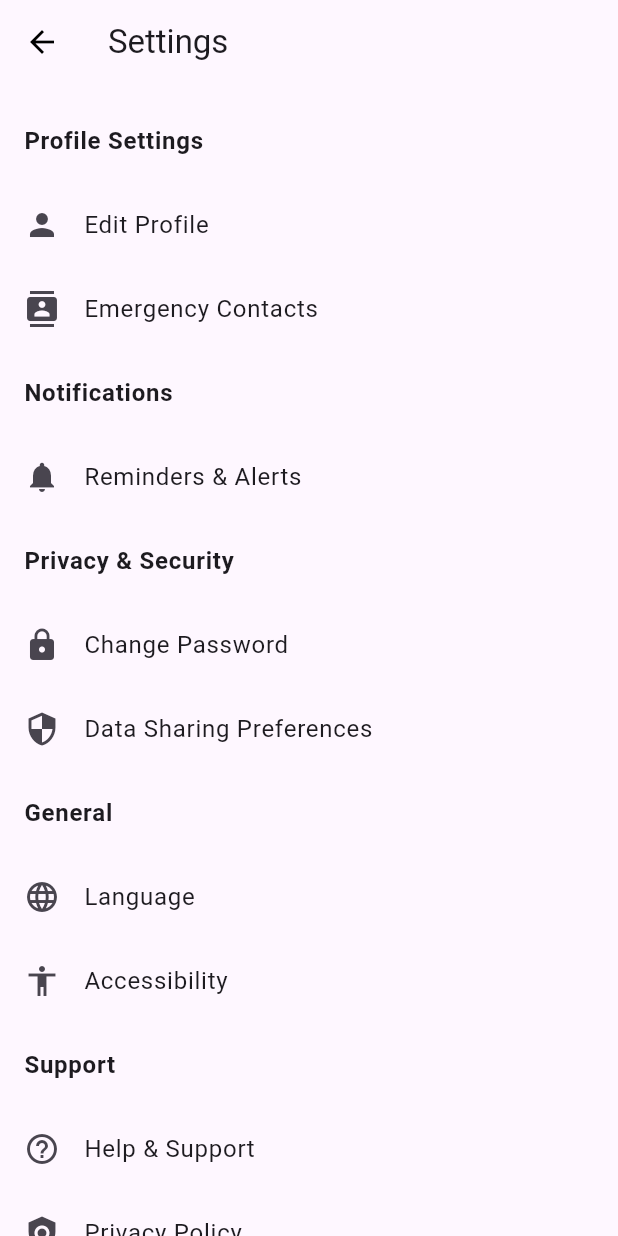
After one commit to harold062/myproject, a Flutter app: the Settings screen opened directly, on a phone screen of 412 x 824 dp. The commit adds this screen. Run offline on Flutter 3.47's test engine with Material 3 defaults, Android fonts, the phone set to English and light mode, and no system bars; our stand-ins replace firebase_auth, firebase_core, firebase_database, font_awesome_flutter, google_sign_in; accounts and stored records are empty.

Commit message:
added setting

```diff
--- /dev/null
+++ b/lib/profileFeatures/settings.dart
@@ -0,0 +1,143 @@
+import 'package:flutter/material.dart';
+import 'package:myproject/screens/profile.dart';
+
+class Settings extends StatefulWidget {
+  const Settings({super.key});
+
+  @override
+  State<Settings> createState() => _SettingsState();
+}
+
+class _SettingsState extends State<Settings> {
+  @override
+  Widget build(BuildContext context) {
+    return Scaffold(
+      appBar: AppBar(
+        title: const Text('Settings'),
+        leading: IconButton(
+          icon: const Icon(Icons.arrow_back, color: Colors.black),
+          onPressed: () {
+            Navigator.pushAndRemoveUntil(
+              context,
+              MaterialPageRoute(builder: (context) => const ProfileScreen()),
+              (route) => false,
+            );
+          },
+        ),
+      ),
+      body: ListView(
+        children: [
+          const SizedBox(height: 10),
+
+          // Profile Section
+          const ListTile(
+            title: Text(
+              'Profile Settings',
+              style: TextStyle(fontWeight: FontWeight.bold),
+            ),
+          ),
+          ListTile(
+            leading: const Icon(Icons.person),
+            title: const Text('Edit Profile'),
+            onTap: () {
+              // Navigate to Edit Profile screen
+            },
+          ),
+          ListTile(
+            leading: const Icon(Icons.contacts),
+            title: const Text('Emergency Contacts'),
+            onTap: () {
+              // Navigate to Emergency Contact setup
+            },
+          ),
+          // Notifications
+          const ListTile(
+            title: Text(
+              'Notifications',
+              style: TextStyle(fontWeight: FontWeight.bold),
+            ),
+          ),
+          ListTile(
+            leading: const Icon(Icons.notifications),
+            title: const Text('Reminders & Alerts'),
+            onTap: () {
+              // Navigate to notification settings
+            },
+          ),
+
+          // Data & Security
+          const ListTile(
+            title: Text(
+              'Privacy & Security',
+              style: TextStyle(fontWeight: FontWeight.bold),
+            ),
+          ),
+          ListTile(
+            leading: const Icon(Icons.lock),
+            title: const Text('Change Password'),
+            onTap: () {
+              // Change password
+            },
+          ),
+          ListTile(
+            leading: const Icon(Icons.security),
+            title: const Text('Data Sharing Preferences'),
+            onTap: () {
+              // Manage data sharing
+            },
+          ),
+
+          // Language & Accessibility
+          const ListTile(
+            title: Text(
+              'General',
+              style: TextStyle(fontWeight: FontWeight.bold),
+            ),
+          ),
+          ListTile(
+            leading: const Icon(Icons.language),
+            title: const Text('Language'),
+            onTap: () {
+              // Language options
+            },
+          ),
+          ListTile(
+            leading: const Icon(Icons.accessibility),
+            title: const Text('Accessibility'),
+            onTap: () {
+              // Accessibility options
+            },
+          ),
+
+          // Support & Legal
+          const ListTile(
+            title: Text(
+              'Support',
+              style: TextStyle(fontWeight: FontWeight.bold),
+            ),
+          ),
+          ListTile(
+            leading: const Icon(Icons.help_outline),
+            title: const Text('Help & Support'),
+            onTap: () {
+              // Navigate to support
+            },
+          ),
+          ListTile(
+            leading: const Icon(Icons.policy),
+            title: const Text('Privacy Policy'),
+            onTap: () {
+              // Show privacy policy
+            },
+          ),
+          ListTile(
+            leading: const Icon(Icons.info),
+            title: const Text('App Version'),
+            subtitle: const Text('v1.0.0'),
+            onTap: () {},
+          ),
+        ],
+      ),
+    );
+  }
+}
--- a/lib/screens/profile.dart
+++ b/lib/screens/profile.dart
@@ -1,4 +1,5 @@
 import 'package:flutter/material.dart';
+import 'package:myproject/profileFeatures/settings.dart';
 import 'package:myproject/screens/login.dart';
 
 class ProfileScreen extends StatelessWidget {
@@ -124,9 +125,7 @@ class ProfileScreen extends StatelessWidget {
                   buildMenuButton(
                     icon: Icons.medical_information,
                     label: 'Medical Information',
-                    onTap: () {
-                      // Navigate or show modal
-                    },
+                    onTap: () {},
                   ),
                   buildMenuButton(
                     icon: Icons.health_and_safety,
@@ -151,7 +150,12 @@ class ProfileScreen extends StatelessWidget {
                   buildMenuButton(
                     icon: Icons.settings,
                     label: 'Settings',
-                    onTap: () {},
+                    onTap: () {
+                      Navigator.pushReplacement(
+                        context,
+                        MaterialPageRoute(builder: (_) => Settings()),
+                      );
+                    },
                   ),
                   buildMenuButton(
                     icon: Icons.logout,
```
Also changed, not shown: lib/profileFeatures/medicalCond.dart (added), lib/profileFeatures/medicalInfo.dart (added), 1 other file.
